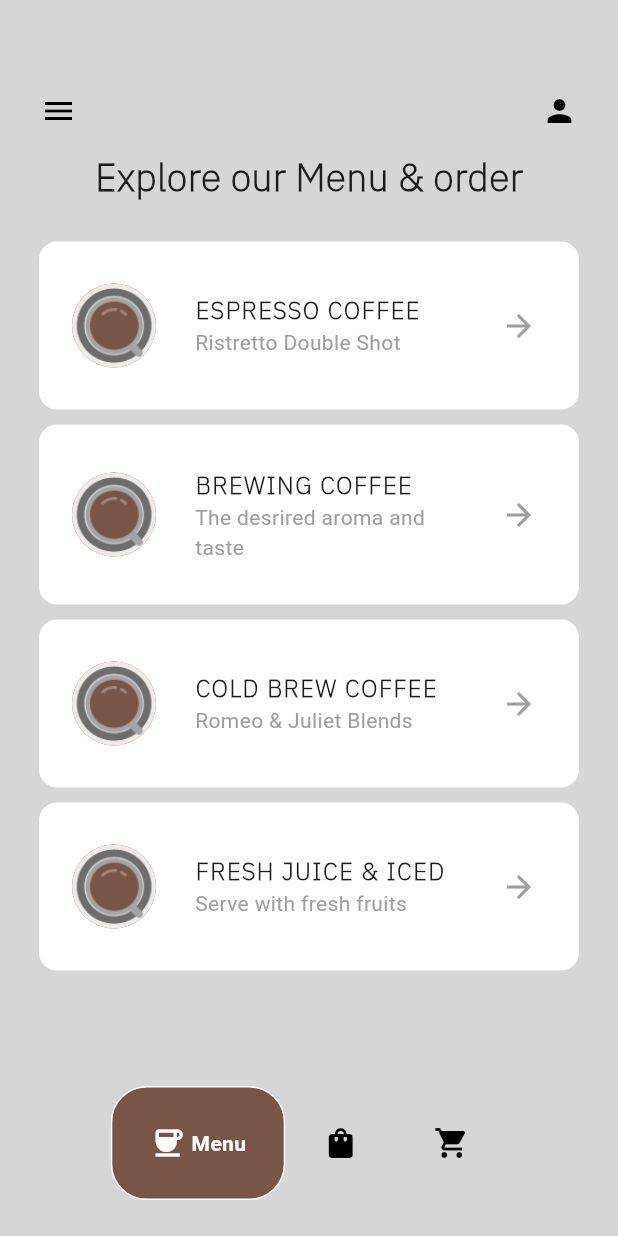
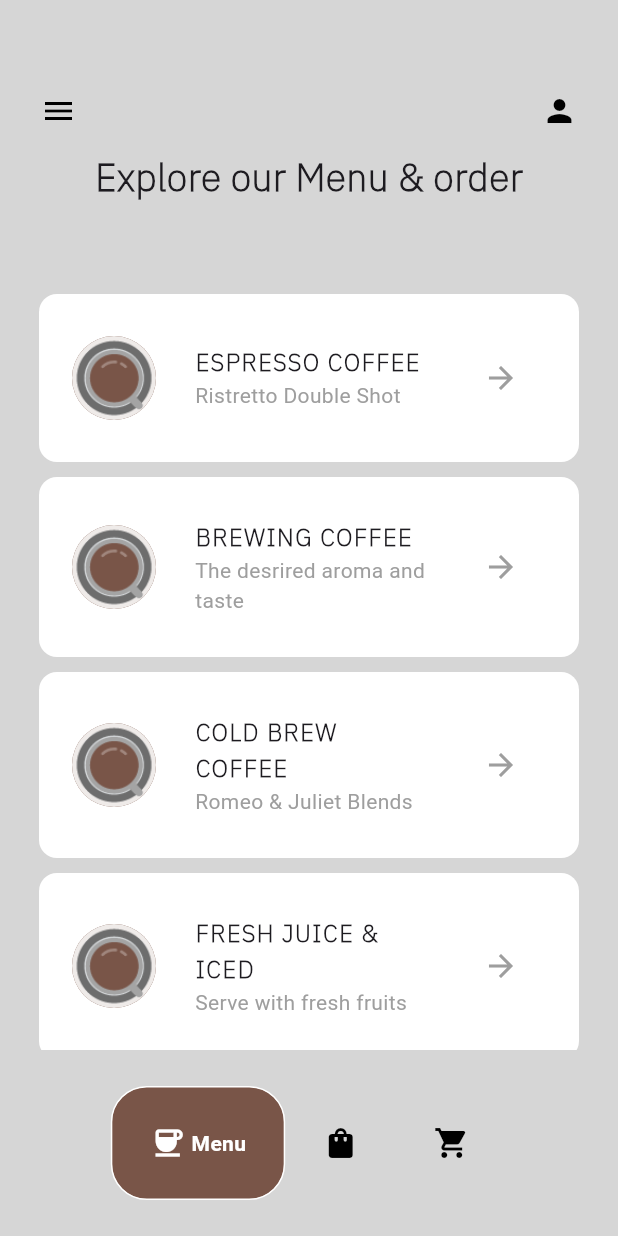
Before and after one commit to daghlas/connect_coffee_heart, a Flutter app: the screen it shows once a user with an empty profile is signed in, on a phone screen of 412 x 824 dp. Run offline on Flutter 3.47's test engine with Material 3 defaults, Android fonts, the phone set to English and light mode, and no system bars; drawn by our look-alikes of google_nav_bar; our stand-ins replace cloud_firestore, firebase_auth, firebase_core, flutter_spinkit; accounts and stored records are empty.

Commit message:
menuPage, models & design

```diff
--- /dev/null
+++ b/lib/components/menu_tile.dart
@@ -0,0 +1,56 @@
+import 'dart:ffi';
+
+import 'package:connect_coffee/models/menu.dart';
+import 'package:flutter/material.dart';
+
+class MenuTile extends StatelessWidget {
+  final Menu menu;
+  void Function()? onPressed;
+  MenuTile({
+    super.key,
+    required this.menu,
+    required this.onPressed,
+  });
+
+  @override
+  Widget build(BuildContext context) {
+    return Card(
+      color: Colors.white,
+      elevation: 0.0,
+      margin: const EdgeInsets.fromLTRB(13.0, 10.0, 13.0, 0),
+      child: ListTile(
+        contentPadding: const EdgeInsets.all(20.0),
+        leading: const CircleAvatar(
+          radius: 30.0,
+          backgroundColor: Colors.brown,
+          backgroundImage: AssetImage('assets/coffee_icon.png'),
+        ),
+        title: Padding(
+          padding: const EdgeInsets.only(left: 8.0),
+          child: Text(
+            menu.name,
+            style: const TextStyle(
+                fontWeight: FontWeight.bold,
+                fontFamily: 'IBMPlexSans',
+                letterSpacing: 1.0),
+          ),
+        ),
+        subtitle: Padding(
+          padding: const EdgeInsets.only(left: 8.0),
+          child: Text(
+            menu.description,
+            style: const TextStyle(color: Colors.grey),
+          ),
+        ),
+        trailing: Padding(
+          padding: const EdgeInsets.all(8.0),
+          child: IconButton(
+            icon: const Icon(Icons.arrow_forward),
+            color: Colors.grey,
+            onPressed: onPressed,
+          ),
+        ),
+      ),
+    );
+  }
+}
--- a/lib/connect/my_home.dart
+++ b/lib/connect/my_home.dart
@@ -1,11 +1,9 @@
 import 'package:connect_coffee/components/bottom_nav.dart';
 import 'package:connect_coffee/components/drawer.dart';
-import 'package:connect_coffee/screens/home/my_account.dart';
 import 'package:connect_coffee/screens/pages/cart_page.dart';
 import 'package:connect_coffee/screens/pages/home_page.dart';
 import 'package:connect_coffee/screens/pages/menu_page.dart';
 import 'package:connect_coffee/screens/pages/shop_page.dart';
-import 'package:connect_coffee/services/auth.dart';
 import 'package:flutter/foundation.dart';
 import 'package:flutter/material.dart';
 
@@ -17,7 +15,7 @@ class MyHome extends StatefulWidget {
 }
 
 class _MyHomeState extends State<MyHome> {
-  final AuthService _auth = AuthService();
+  // final AuthService _auth = AuthService();
 
   //navigate bottom bar
   int _selectedIndex = 0;
--- /dev/null
+++ b/lib/models/connect_menu.dart
@@ -0,0 +1,64 @@
+import 'package:connect_coffee/models/menu.dart';
+import 'package:flutter/material.dart';
+
+class ConnectMenu extends ChangeNotifier {
+  // menu list
+  final List<Menu> _menuList = [
+    // espresso coffee
+    Menu(
+        name: 'ESPRESSO COFFEE',
+        description: 'Ristretto Double Shot',
+        imagePath: 'assets/coffee_icon.png'),
+
+    // brewing coffee
+    Menu(
+        name: 'BREWING COFFEE',
+        description: 'The desrired aroma and taste',
+        imagePath: 'assets/coffee_icon.png'),
+
+    // cold brew coffee
+    Menu(
+        name: 'COLD BREW COFFEE',
+        description: 'Romeo & Juliet Blends',
+        imagePath: 'assets/coffee_icon.png'),
+
+    // fresh juice & iced
+    Menu(
+        name: 'FRESH JUICE & ICED',
+        description: 'Serve with fresh fruits',
+        imagePath: 'assets/coffee_icon.png'),
+
+    // // specially brewed tea
+    // Menu(
+    //     name: 'SPECIALLY BREWED TEA',
+    //     description: 'The perfect cup of joy',
+    //     imagePath: 'assets/coffee_icon.png'),
+
+    // // pastry
+    // Menu(
+    //     name: 'PASTRY',
+    //     description: 'Fresh, delicious and healthy',
+    //     imagePath: 'assets/coffee_icon.png'),
+  ];
+
+  // user cart
+  final List<Menu> _userCart = [];
+
+  // get coffee list
+  List<Menu> get menuList => _menuList;
+
+  // get user cart
+  List<Menu> get userCart => _userCart;
+
+  // add item to cart
+  void addItemToCart(Menu menu) {
+    _userCart.add(menu);
+    notifyListeners();
+  }
+
+  // remove item from cart
+  void removeItemToCart(Menu menu) {
+    _userCart.remove(menu);
+    notifyListeners();
+  }
+}
--- a/lib/screens/pages/menu_page.dart
+++ b/lib/screens/pages/menu_page.dart
@@ -1,4 +1,8 @@
+import 'package:connect_coffee/components/menu_tile.dart';
+import 'package:connect_coffee/models/connect_menu.dart';
+import 'package:connect_coffee/models/menu.dart';
 import 'package:flutter/material.dart';
+import 'package:provider/provider.dart';
 
 class MenuPage extends StatefulWidget {
   const MenuPage({super.key});
@@ -8,168 +12,48 @@ class MenuPage extends StatefulWidget {
 }
 
 class _MenuPageState extends State<MenuPage> {
+  // add item to cart
+  void addToCart(Menu menu) {
+    Provider.of<ConnectMenu>(context, listen: false).addItemToCart(menu);
+  }
+
   @override
   Widget build(BuildContext context) {
-    return Container(
-      margin: const EdgeInsets.fromLTRB(13.0, 100.0, 13.0, 0.0),
-      child: const Column(
+    return Consumer<ConnectMenu>(
+      builder: (BuildContext context, ConnectMenu value, Widget? child) =>
+          SafeArea(
+        child: Padding(
+          padding: const EdgeInsets.fromLTRB(13.0, 100.0, 13.0, 0.0),
+          child: Column(
             children: [
-          Text(
+              const Text(
                 'Explore our Menu & order',
                 style: TextStyle(
                     fontSize: 25.0,
                     fontWeight: FontWeight.bold,
                     fontFamily: 'IBMPlexSans'),
               ),
-          Card(
-            color: Colors.white,
-            elevation: 0.0,
-            margin: EdgeInsets.fromLTRB(13.0, 25.0, 13.0, 0),
-            child: ListTile(
-              contentPadding: EdgeInsets.all(20.0),
-              leading: CircleAvatar(
-                radius: 30.0,
-                backgroundColor: Colors.brown,
-                backgroundImage: AssetImage('assets/coffee_icon.png'),
-              ),
-              title: Padding(
-                padding: EdgeInsets.only(left: 8.0),
-                child: Text(
-                  'ESPRESSO COFFEE',
-                  style: TextStyle(
-                      fontWeight: FontWeight.bold,
-                      fontFamily: 'IBMPlexSans',
-                      letterSpacing: 1.0),
+
+              const SizedBox(height: 50.0),
+
+              //list of menu items
+              Expanded(
+                child: ListView.builder(
+                    itemCount: value.menuList.length,
+                    itemBuilder: (context, index) {
+                      // get individual menu item
+                      Menu menuItem = value.menuList[index];
+
+                      // return the tile for the item
+                      return MenuTile(
+                        menu: menuItem,
+                        onPressed: () => addToCart(menuItem),
+                      );
+                    }),
+              )
+            ],
           ),
         ),
-              subtitle: Padding(
-                padding: EdgeInsets.only(left: 8.0),
-                child: Text(
-                  'Ristretto Double Shot',
-                  style: TextStyle(color: Colors.grey),
-                ),
-              ),
-              trailing: Padding(
-                padding: EdgeInsets.all(8.0),
-                child: Icon(
-                  Icons.arrow_forward,
-                  color: Colors.grey,
-                ),
-              ),
-            ),
-          ),
-          Card(
-            color: Colors.white,
-            elevation: 0.0,
-            margin: EdgeInsets.fromLTRB(13.0, 10.0, 13.0, 0),
-            child: ListTile(
-              contentPadding: EdgeInsets.all(20.0),
-              leading: CircleAvatar(
-                radius: 30.0,
-                backgroundColor: Colors.brown,
-                backgroundImage: AssetImage('assets/coffee_icon.png'),
-              ),
-              title: Padding(
-                padding: EdgeInsets.only(left: 8.0),
-                child: Text(
-                  'BREWING COFFEE',
-                  style: TextStyle(
-                      fontWeight: FontWeight.bold,
-                      fontFamily: 'IBMPlexSans',
-                      letterSpacing: 1.0),
-                ),
-              ),
-              subtitle: Padding(
-                padding: EdgeInsets.only(left: 8.0),
-                child: Text(
-                  'The desrired aroma and taste',
-                  style: TextStyle(color: Colors.grey),
-                ),
-              ),
-              trailing: Padding(
-                padding: EdgeInsets.all(8.0),
-                child: Icon(
-                  Icons.arrow_forward,
-                  color: Colors.grey,
-                ),
-              ),
-            ),
-          ),
-          Card(
-            color: Colors.white,
-            elevation: 0.0,
-            margin: EdgeInsets.fromLTRB(13.0, 10.0, 13.0, 0),
-            child: ListTile(
-              contentPadding: EdgeInsets.all(20.0),
-              leading: CircleAvatar(
-                radius: 30.0,
-                backgroundColor: Colors.brown,
-                backgroundImage: AssetImage('assets/coffee_icon.png'),
-              ),
-              title: Padding(
-                padding: EdgeInsets.only(left: 8.0),
-                child: Text(
-                  'COLD BREW COFFEE',
-                  style: TextStyle(
-                      fontWeight: FontWeight.bold,
-                      fontFamily: 'IBMPlexSans',
-                      letterSpacing: 1.0),
-                ),
-              ),
-              subtitle: Padding(
-                padding: EdgeInsets.only(left: 8.0),
-                child: Text(
-                  'Romeo & Juliet Blends',
-                  style: TextStyle(color: Colors.grey),
-                ),
-              ),
-              trailing: Padding(
-                padding: EdgeInsets.all(8.0),
-                child: Icon(
-                  Icons.arrow_forward,
-                  color: Colors.grey,
-                ),
-              ),
-            ),
-          ),
-          Card(
-            color: Colors.white,
-            elevation: 0.0,
-            margin: EdgeInsets.fromLTRB(13.0, 10.0, 13.0, 0),
-            child: ListTile(
-              contentPadding: EdgeInsets.all(20.0),
-              leading: CircleAvatar(
-                radius: 30.0,
-                backgroundColor: Colors.brown,
-                backgroundImage: AssetImage('assets/coffee_icon.png'),
-              ),
-              title: Padding(
-                padding: EdgeInsets.only(left: 8.0),
-                child: Text(
-                  'FRESH JUICE & ICED',
-                  style: TextStyle(
-                      fontWeight: FontWeight.bold,
-                      fontFamily: 'IBMPlexSans',
-                      letterSpacing: 1.0),
-                ),
-              ),
-              subtitle: Padding(
-                padding: EdgeInsets.only(left: 8.0),
-                child: Text(
-                  'Serve with fresh fruits',
-                  style: TextStyle(color: Colors.grey),
-                ),
-              ),
-              trailing: Padding(
-                padding: EdgeInsets.all(8.0),
-                child: Icon(
-                  Icons.arrow_forward,
-                  color: Colors.grey,
-                ),
-              ),
-            ),
-          ),
-        ],
       ),
     );
     // const Center(
--- a/lib/screens/wrapper.dart
+++ b/lib/screens/wrapper.dart
@@ -1,4 +1,5 @@
 import 'package:connect_coffee/connect/my_home.dart';
+import 'package:connect_coffee/models/connect_menu.dart';
 import 'package:connect_coffee/models/user.dart';
 import 'package:connect_coffee/screens/authenticate/authenticate.dart';
 import 'package:flutter/foundation.dart';
@@ -18,7 +19,10 @@ class Wrapper extends StatelessWidget {
     if (user == null) {
       return const Authenticate();
     } else {
-      return MyHome();
+      return ChangeNotifierProvider(
+        create: (context) => ConnectMenu(),
+        builder: (context, child) => const MyHome(),
+      );
     }
   }
 }
```
Lines whose indentation alone changed are shown as unchanged.
